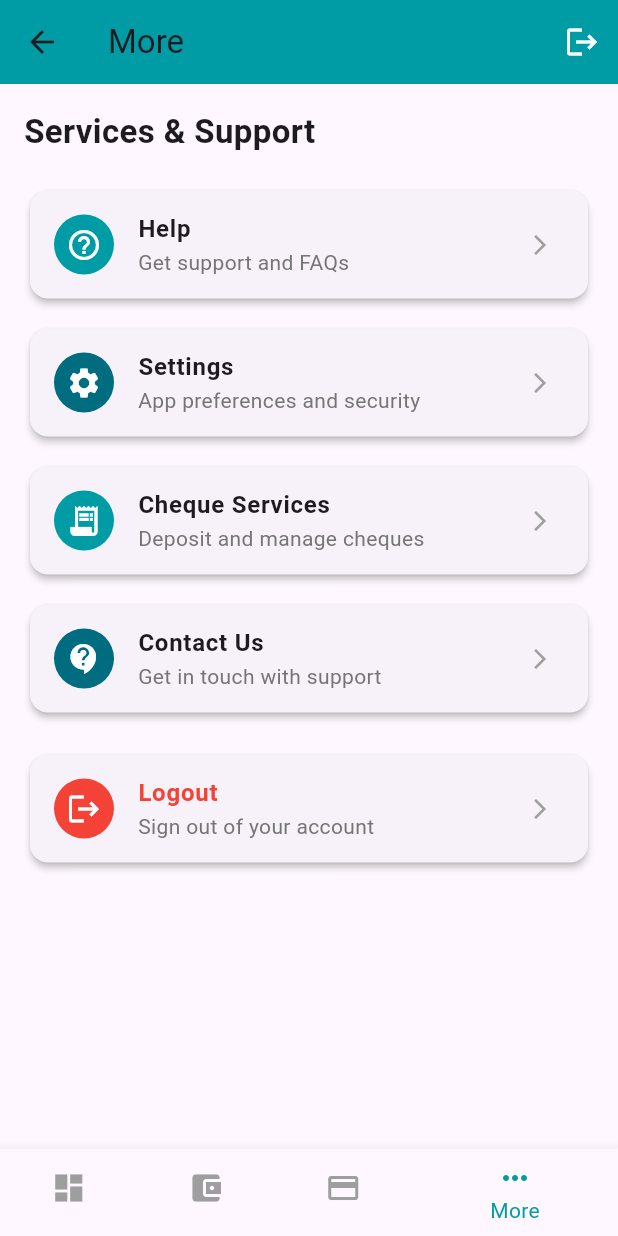
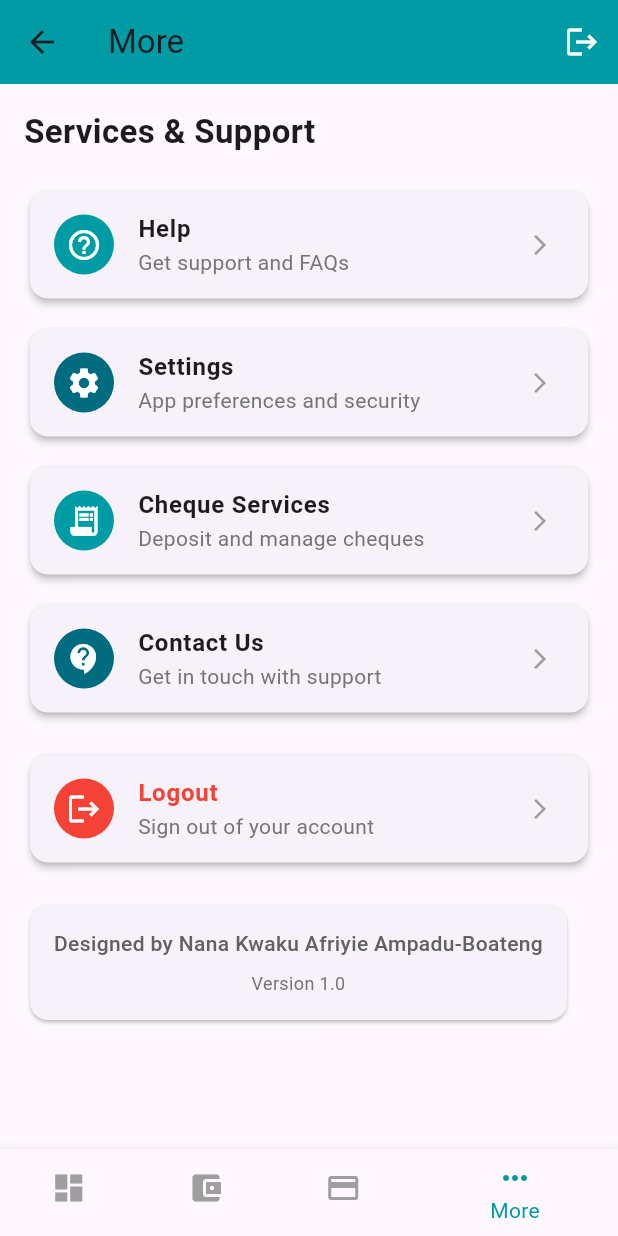
Before and after one commit to kboat10/bankingapp, a Flutter app: the MoreScreen screen opened by its route, on a phone screen of 412 x 824 dp. Run offline on Flutter 3.47's test engine with Material 3 defaults, Android fonts, the phone set to English and light mode, and no system bars; accounts and stored records are empty.

Commit message:
Add designer credit and version info to More screen

```diff
--- a/lib/screens/more_screen.dart
+++ b/lib/screens/more_screen.dart
@@ -158,6 +158,39 @@ class MoreScreen extends StatelessWidget {
                   },
                 ),
               ),
+              SizedBox(height: 20),
+              // Designer Credit Card
+              Card(
+                elevation: 1,
+                shape: RoundedRectangleBorder(
+                  borderRadius: BorderRadius.circular(12),
+                ),
+                child: Padding(
+                  padding: const EdgeInsets.all(16.0),
+                  child: Column(
+                    children: [
+                      Text(
+                        'Designed by Nana Kwaku Afriyie Ampadu-Boateng',
+                        style: TextStyle(
+                          fontSize: 14,
+                          fontWeight: FontWeight.w500,
+                          color: Colors.grey[700],
+                        ),
+                        textAlign: TextAlign.center,
+                      ),
+                      SizedBox(height: 8),
+                      Text(
+                        'Version 1.0',
+                        style: TextStyle(
+                          fontSize: 12,
+                          color: Colors.grey[600],
+                        ),
+                        textAlign: TextAlign.center,
+                      ),
+                    ],
+                  ),
+                ),
+              ),
             ],
           ),
         ),
```
Also changed, not shown: lib/models/account_model.dart (line endings or trailing spaces).
